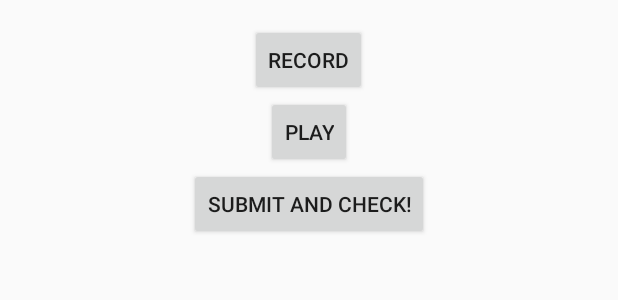
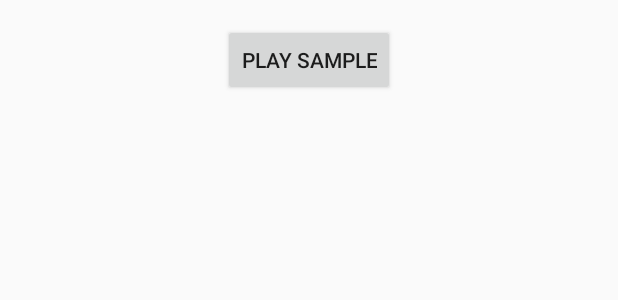
Before and after one commit to flashspeak/flashspeak, an Android app: the layout fragment_record.xml on its own in the app's theme, with its tools: preview values and no code run, on a phone screen of 412 x 824 dp. Shown: the top 300 px of the screen. Run offline under Robolectric (Android 15) with nearby library versions, the phone set to English and light mode, and no system bars.

Commit message:
Playback of sample file + record button working on press and release

```diff
--- a/app/src/main/res/layout/fragment_record.xml
+++ b/app/src/main/res/layout/fragment_record.xml
@@ -13,6 +13,7 @@
         android:layout_height="wrap_content"
         android:text="Record"
         android:id="@+id/button_record"
+        android:visibility="gone"
         android:layout_gravity="center_horizontal" />
 
     <Button
@@ -21,6 +22,15 @@
         android:layout_height="wrap_content"
         android:text="Play"
         android:id="@+id/button_play"
+        android:visibility="gone"
+        android:layout_gravity="center_horizontal" />
+
+    <Button
+        style="?android:attr/buttonStyleSmall"
+        android:layout_width="wrap_content"
+        android:layout_height="wrap_content"
+        android:text="Play Sample"
+        android:id="@+id/play_sample"
         android:layout_gravity="center_horizontal" />
 
     <Button
@@ -28,6 +38,7 @@
         android:layout_width="wrap_content"
         android:layout_height="wrap_content"
         android:text="Submit and check!"
+        android:visibility="gone"
         android:id="@+id/button_submit_recording"
         android:layout_gravity="center_horizontal" />
 
```
Also changed, not shown: app/src/main/java/uq/androidhack/flashspeak/RecordFragment.java (+29 -0 lines).
